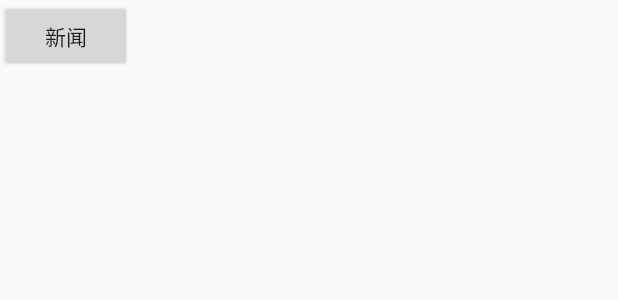
After one commit to NaughtyChild/NewsDemo, an Android app: the layout activity_main2.xml on its own in the app's theme, with its tools: preview values and no code run, on a phone screen of 412 x 824 dp. The commit adds this screen. Shown: the top 300 px of the screen. Run offline under Robolectric (Android 15) with nearby library versions, the phone set to English and light mode, and no system bars.

Commit message:
测试kotlin

```diff
--- /dev/null
+++ b/app/src/main/res/layout/activity_main2.xml
@@ -0,0 +1,20 @@
+<?xml version="1.0" encoding="utf-8"?>
+<LinearLayout xmlns:android="http://schemas.android.com/apk/res/android"
+    xmlns:app="http://schemas.android.com/apk/res-auto"
+    xmlns:tools="http://schemas.android.com/tools"
+    android:layout_width="match_parent"
+    android:layout_height="match_parent"
+    android:orientation="vertical"
+    tools:context=".Main2Activity">
+
+    <Button
+        android:id="@+id/getNews"
+        android:layout_width="wrap_content"
+        android:layout_height="wrap_content"
+        android:text="新闻" />
+
+    <TextView
+        android:id="@+id/showNews"
+        android:layout_width="match_parent"
+        android:layout_height="match_parent" />
+</LinearLayout>
```
Also changed, not shown: app/build.gradle (+6 -2 lines), app/src/main/AndroidManifest.xml (+5 -3 lines), app/src/main/java/view/naughtychild/myapplication/Main2Activity.kt (added, +24 -0 lines), app/src/main/java/view/naughtychild/myapplication/MainActivity.kt (+34 -26 lines), app/src/main/java/view/naughtychild/myapplication/NetService.kt (added, +32 -0 lines).
